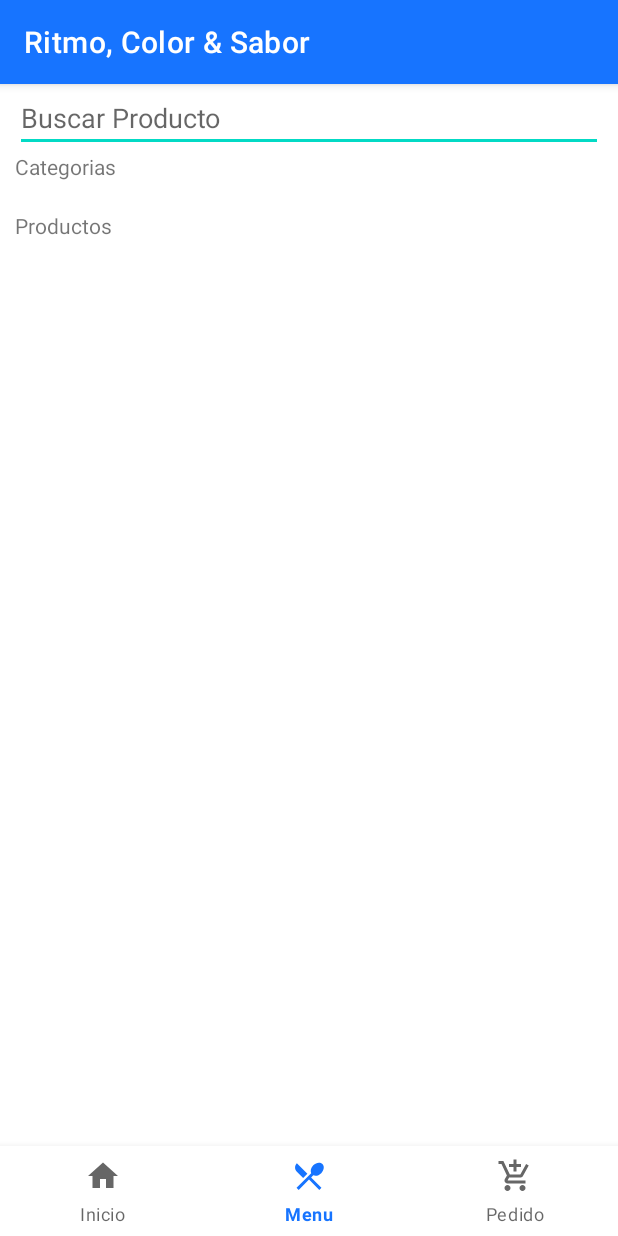
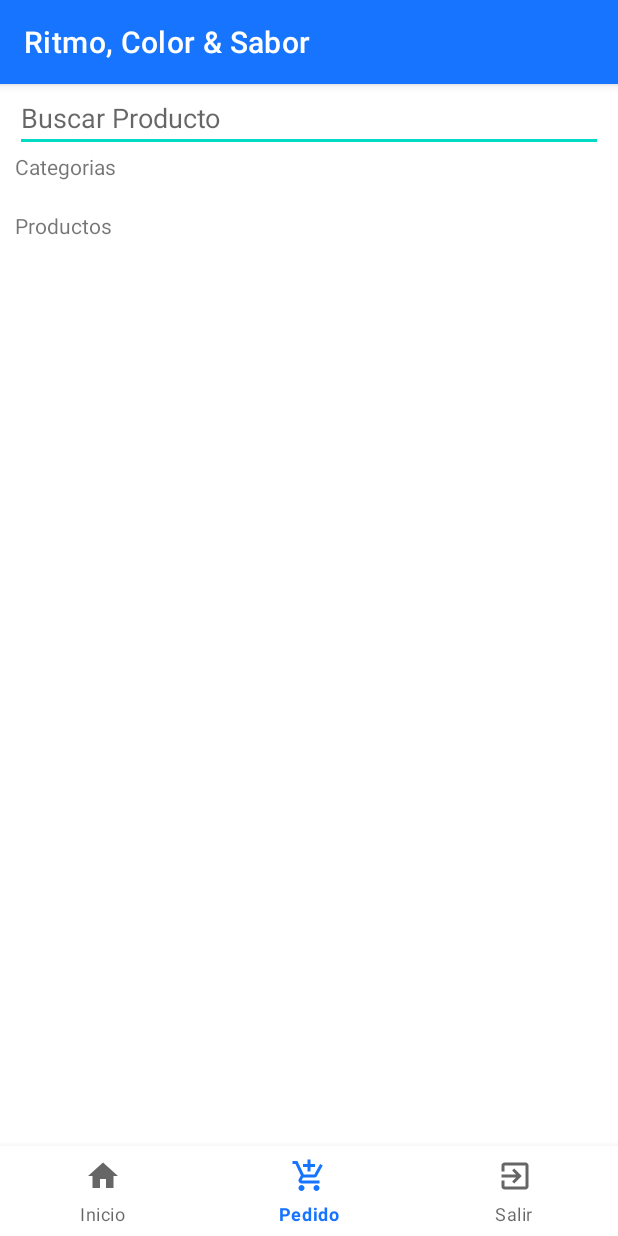
Before and after one commit to josesc18/mobile-final, an Android app: the screen it shows after launch (HomeActivity), item 2 of the bottom bar chosen, on a phone screen of 412 x 824 dp. Run offline under Robolectric (Android 15) with nearby library versions, the phone set to English and light mode, and no system bars.

Commit message:
implement home fragment and order fragment

```diff
--- a/app/app/build.gradle
+++ b/app/app/build.gradle
@@ -32,6 +32,7 @@ dependencies {
     implementation 'androidx.appcompat:appcompat:1.3.1'
     implementation 'com.google.android.material:material:1.4.0'
     implementation 'androidx.constraintlayout:constraintlayout:2.1.0'
+    implementation 'androidx.legacy:legacy-support-v4:1.0.0'
     testImplementation 'junit:junit:4.+'
     androidTestImplementation 'androidx.test.ext:junit:1.1.3'
     androidTestImplementation 'androidx.test.espresso:espresso-core:3.4.0'
--- /dev/null
+++ b/app/app/src/main/java/pe/com/ritmocolorsabor/api/ClientAPI.java
@@ -0,0 +1,21 @@
+package pe.com.ritmocolorsabor.api;
+
+import retrofit2.*;
+
+import retrofit2.converter.gson.GsonConverterFactory;
+
+public class ClientAPI {
+
+    private static final String BASE_URL = "http://192.168.0.104:8000/api/";
+
+    public static Retrofit getRetrofit(){
+
+        Retrofit retrofit = new Retrofit.Builder()
+                .baseUrl(BASE_URL)
+                .addConverterFactory(GsonConverterFactory.create())
+                .build();
+
+        return retrofit;
+    }
+
+}
--- a/app/app/src/main/java/pe/com/ritmocolorsabor/ui/HomeActivity.java
+++ b/app/app/src/main/java/pe/com/ritmocolorsabor/ui/HomeActivity.java
@@ -1,101 +1,62 @@
 package pe.com.ritmocolorsabor.ui;
 
+import androidx.annotation.NonNull;
 import androidx.appcompat.app.AppCompatActivity;
 import androidx.recyclerview.widget.*;
 
+import androidx.fragment.app.Fragment;
 import android.os.Bundle;
-import android.util.Log;
+import android.view.MenuItem;
 
 import com.google.android.material.bottomnavigation.BottomNavigationView;
 
-import java.util.List;
-
+import pe.com.ritmocolorsabor.OrderFragment;
 import pe.com.ritmocolorsabor.R;
-
-import pe.com.ritmocolorsabor.adapter.CategoryAdapter;
-import pe.com.ritmocolorsabor.adapter.ProductAdapter;
-import pe.com.ritmocolorsabor.api.CategoryApi;
-import pe.com.ritmocolorsabor.api.ProductApi;
-import pe.com.ritmocolorsabor.model.Category;
-import pe.com.ritmocolorsabor.model.Product;
-import retrofit2.Call;
-import retrofit2.Callback;
-import retrofit2.Response;
-
 
 public class HomeActivity extends AppCompatActivity {
 
-    RecyclerView categoryRecyclerView, productRecyclerView;
     BottomNavigationView menu;
+
+    private BottomNavigationView.OnNavigationItemReselectedListener navListener = new BottomNavigationView.OnNavigationItemReselectedListener() {
+        @Override
+        public void onNavigationItemReselected(@NonNull MenuItem item) {
+            Fragment selectedFragment = null;
+
+            if(item.getItemId() == R.id.exit){
+                finish();
+            }
+            else{
+                switch (item.getItemId()){
+                    case R.id.home:
+                        selectedFragment = new HomeFragment();
+                        break;
+                    case R.id.pedido:
+                        selectedFragment = new OrderFragment();
+                        break;
+                    default:
+                        selectedFragment = new HomeFragment();
+                        break;
+                }
+
+                getSupportFragmentManager().beginTransaction()
+                        .replace(R.id.layout_container,selectedFragment).commit();
+            }
+
+        }
+    };
 
     @Override
     protected void onCreate(Bundle savedInstanceState) {
         super.onCreate(savedInstanceState);
         setContentView(R.layout.activity_home);
+
         menu = findViewById(R.id.navMemu);
-        getCategories();
-        getProducts();
+        menu.setOnNavigationItemReselectedListener(navListener);
 
-        categoryRecyclerView = findViewById(R.id.categorylist);
-        productRecyclerView = findViewById(R.id.productList);
-
-        categoryRecyclerView.setLayoutManager(
-                new LinearLayoutManager(getApplicationContext(),
-                        LinearLayoutManager.HORIZONTAL,
-                        false)
-        );
-        productRecyclerView.setLayoutManager(
-                new LinearLayoutManager(getApplicationContext(),
-                        LinearLayoutManager.VERTICAL,
-                        false)
-        );
+        getSupportFragmentManager().beginTransaction()
+                .replace(R.id.layout_container,new HomeFragment()).commit();
     }
 
-    public void getCategories(){
-        Call<List<Category>> call = CategoryApi.getCategoryService().getCategories();
-        call.enqueue(new Callback<List<Category>>() {
-            @Override
-            public void onResponse(Call<List<Category>> call, Response<List<Category>> response) {
-                if(!response.isSuccessful()){
-                    Log.e("status ",""+response.code());
-                    return;
-                }
 
-                List<Category> categoryList = response.body();
-                CategoryAdapter adapter = new CategoryAdapter(getApplicationContext(),categoryList);
-                categoryRecyclerView.setAdapter(adapter);
-            }
-
-            @Override
-            public void onFailure(Call<List<Category>> call, Throwable t) {
-                Log.e("error onFailure",t.getMessage());
-            }
-        });
-
-    }
-
-    public void getProducts(){
-
-        Call<List<Product>> call = ProductApi.getProductService().getProducts();
-        call.enqueue(new Callback<List<Product>>(){
-
-            @Override
-            public void onResponse(Call<List<Product>> call, Response<List<Product>> response) {
-                if(!response.isSuccessful()){
-                    Log.e("status ",""+response.code());
-                    return;
-                }
-                List<Product> productList = response.body();
-                ProductAdapter adapter = new ProductAdapter(getApplicationContext(),productList);
-                productRecyclerView.setAdapter(adapter);
-            }
-
-            @Override
-            public void onFailure(Call<List<Product>> call, Throwable t) {
-                Log.e("error onFailure",t.getMessage());
-            }
-        });
-
-    }
 
 }
--- /dev/null
+++ b/app/app/src/main/java/pe/com/ritmocolorsabor/ui/HomeFragment.java
@@ -0,0 +1,135 @@
+package pe.com.ritmocolorsabor.ui;
+
+import android.os.Bundle;
+
+import androidx.fragment.app.Fragment;
+import androidx.recyclerview.widget.LinearLayoutManager;
+import androidx.recyclerview.widget.*;
+
+import android.util.Log;
+import android.view.LayoutInflater;
+import android.view.View;
+import android.view.ViewGroup;
+
+import java.util.List;
+
+import pe.com.ritmocolorsabor.R;
+import pe.com.ritmocolorsabor.adapter.CategoryAdapter;
+import pe.com.ritmocolorsabor.adapter.ProductAdapter;
+import pe.com.ritmocolorsabor.api.CategoryApi;
+import pe.com.ritmocolorsabor.api.ProductApi;
+import pe.com.ritmocolorsabor.model.Category;
+import pe.com.ritmocolorsabor.model.Product;
+import retrofit2.Call;
+import retrofit2.Callback;
+import retrofit2.Response;
+
+public class HomeFragment extends Fragment {
+
+
+    private static final String ARG_PARAM1 = "param1";
+    private static final String ARG_PARAM2 = "param2";
+
+
+    private String mParam1;
+    private String mParam2;
+
+    RecyclerView categoryRecyclerView, productRecyclerView;
+
+    public HomeFragment() {
+        // Required empty public constructor
+    }
+
+
+    public static HomeFragment newInstance(String param1, String param2) {
+        HomeFragment fragment = new HomeFragment();
+        Bundle args = new Bundle();
+        args.putString(ARG_PARAM1, param1);
+        args.putString(ARG_PARAM2, param2);
+        fragment.setArguments(args);
+        return fragment;
+    }
+
+    @Override
+    public void onCreate(Bundle savedInstanceState) {
+        super.onCreate(savedInstanceState);
+        if (getArguments() != null) {
+            mParam1 = getArguments().getString(ARG_PARAM1);
+            mParam2 = getArguments().getString(ARG_PARAM2);
+        }
+
+    }
+
+    @Override
+    public View onCreateView(LayoutInflater inflater, ViewGroup container,
+                             Bundle savedInstanceState) {
+
+        View view = inflater.inflate(R.layout.fragment_home, container, false);
+
+        getCategories();
+        getProducts();
+
+        categoryRecyclerView = view.findViewById(R.id.categorylist);
+        productRecyclerView = view.findViewById(R.id.productList);
+
+        categoryRecyclerView.setLayoutManager(
+                new LinearLayoutManager(getContext(),
+                        LinearLayoutManager.HORIZONTAL,
+                        false)
+        );
+        productRecyclerView.setLayoutManager(
+                new LinearLayoutManager(getContext(),
+                        LinearLayoutManager.VERTICAL,
+                        false)
+        );
+        return view;
+    }
+
+    public void getCategories(){
+        Call<List<Category>> call = CategoryApi.getCategoryService().getCategories();
+        call.enqueue(new Callback<List<Category>>() {
+            @Override
+            public void onResponse(Call<List<Category>> call, Response<List<Category>> response) {
+                if(!response.isSuccessful()){
+                    Log.e("status ",""+response.code());
+                    return;
+                }
+
+                List<Category> categoryList = response.body();
+                CategoryAdapter adapter = new CategoryAdapter(getContext(),categoryList);
+                categoryRecyclerView.setAdapter(adapter);
+            }
+
+            @Override
+            public void onFailure(Call<List<Category>> call, Throwable t) {
+                Log.e("error onFailure",t.getMessage());
+            }
+        });
+
+    }
+
+    public void getProducts(){
+
+        Call<List<Product>> call = ProductApi.getProductService().getProducts();
+        call.enqueue(new Callback<List<Product>>(){
+
+            @Override
+            public void onResponse(Call<List<Product>> call, Response<List<Product>> response) {
+                if(!response.isSuccessful()){
+                    Log.e("status ",""+response.code());
+                    return;
+                }
+                List<Product> productList = response.body();
+                ProductAdapter adapter = new ProductAdapter(getContext(),productList);
+                productRecyclerView.setAdapter(adapter);
+            }
+
+            @Override
+            public void onFailure(Call<List<Product>> call, Throwable t) {
+                Log.e("error onFailure",t.getMessage());
+            }
+        });
+
+    }
+
+}
--- /dev/null
+++ b/app/app/src/main/res/drawable/ic_baseline_exit_to_app_24.xml
@@ -0,0 +1,5 @@
+<vector android:height="24dp" android:tint="#0E51B6"
+    android:viewportHeight="24" android:viewportWidth="24"
+    android:width="24dp" xmlns:android="http://schemas.android.com/apk/res/android">
+    <path android:fillColor="@android:color/white" android:pathData="M10.09,15.59L11.5,17l5,-5 -5,-5 -1.41,1.41L12.67,11H3v2h9.67l-2.58,2.59zM19,3H5c-1.11,0 -2,0.9 -2,2v4h2V5h14v14H5v-4H3v4c0,1.1 0.89,2 2,2h14c1.1,0 2,-0.9 2,-2V5c0,-1.1 -0.9,-2 -2,-2z"/>
+</vector>
--- a/app/app/src/main/res/layout/activity_home.xml
+++ b/app/app/src/main/res/layout/activity_home.xml
@@ -22,39 +22,9 @@
             <LinearLayout
                 android:layout_width="match_parent"
                 android:layout_height="wrap_content"
-                android:orientation="vertical" >
+                android:orientation="vertical"
+                android:id="@+id/layout_container">
 
-                <EditText
-                    android:id="@+id/txt_buscar"
-                    android:layout_width="match_parent"
-                    android:layout_height="wrap_content"
-                    android:ems="10"
-                    android:hint="Buscar Producto"
-                    android:inputType="textPersonName" />
-
-                <TextView
-                    android:id="@+id/textView6"
-                    android:layout_width="match_parent"
-                    android:layout_height="wrap_content"
-                    android:text="Categorias" />
-
-                <androidx.recyclerview.widget.RecyclerView
-                    android:id="@+id/categorylist"
-                    android:layout_width="match_parent"
-                    android:layout_height="wrap_content"
-                    android:layout_marginTop="10dp"
-                    android:layout_marginBottom="10dp" />
-
-                <TextView
-                    android:id="@+id/textView7"
-                    android:layout_width="match_parent"
-                    android:layout_height="wrap_content"
-                    android:text="Productos" />
-
-                <androidx.recyclerview.widget.RecyclerView
-                    android:id="@+id/productList"
-                    android:layout_width="match_parent"
-                    android:layout_height="match_parent" />
             </LinearLayout>
         </ScrollView>
 
--- /dev/null
+++ b/app/app/src/main/res/layout/fragment_home.xml
@@ -0,0 +1,42 @@
+<?xml version="1.0" encoding="utf-8"?>
+<LinearLayout
+    xmlns:android="http://schemas.android.com/apk/res/android"
+    xmlns:tools="http://schemas.android.com/tools"
+    android:id="@+id/fragment_home"
+    android:layout_width="match_parent"
+    android:layout_height="match_parent"
+    android:orientation="vertical"
+    tools:context=".ui.HomeFragment">
+
+    <EditText
+        android:id="@+id/txt_buscar"
+        android:layout_width="match_parent"
+        android:layout_height="wrap_content"
+        android:ems="10"
+        android:hint="Buscar Producto"
+        android:inputType="textPersonName" />
+
+    <TextView
+        android:id="@+id/textView6"
+        android:layout_width="match_parent"
+        android:layout_height="wrap_content"
+        android:text="Categorias" />
+
+    <androidx.recyclerview.widget.RecyclerView
+        android:id="@+id/categorylist"
+        android:layout_width="match_parent"
+        android:layout_height="wrap_content"
+        android:layout_marginTop="10dp"
+        android:layout_marginBottom="10dp" />
+
+    <TextView
+        android:id="@+id/textView7"
+        android:layout_width="match_parent"
+        android:layout_height="wrap_content"
+        android:text="Productos" />
+
+    <androidx.recyclerview.widget.RecyclerView
+        android:id="@+id/productList"
+        android:layout_width="match_parent"
+        android:layout_height="match_parent" />
+</LinearLayout>
--- a/app/app/src/main/res/menu/menu.xml
+++ b/app/app/src/main/res/menu/menu.xml
@@ -5,11 +5,12 @@
         android:icon="@drawable/ic_home"
         android:title="Inicio" />
     <item
-        android:id="@+id/menu"
-        android:icon="@drawable/ic_menu"
-        android:title="Menu" />
-    <item
         android:id="@+id/pedido"
         android:icon="@drawable/ic_pedido"
         android:title="Pedido" />
+    <item
+        android:id="@+id/exit"
+        android:icon="@drawable/ic_baseline_exit_to_app_24"
+        android:title="Salir" />
+
 </menu>
--- a/app/app/src/main/res/values/strings.xml
+++ b/app/app/src/main/res/values/strings.xml
@@ -1,3 +1,5 @@
 <resources>
     <string name="app_name">Ritmo, Color &amp; Sabor</string>
+    <!-- TODO: Remove or change this placeholder text -->
+    <string name="hello_blank_fragment">Hello blank fragment</string>
 </resources>
```
Also changed, not shown: app/app/src/main/java/pe/com/ritmocolorsabor/OrderFragment.java (added, +49 -0 lines), app/app/src/main/res/layout/fragment_order.xml (added, +14 -0 lines).
